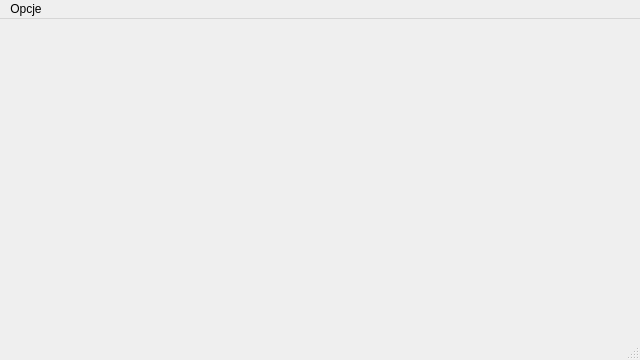
Tmroz21/Plane-Reservation-System, file mainwindow.ui: the form before one commit.
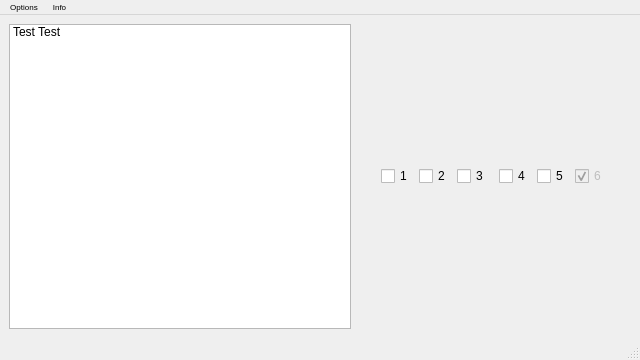
The form after the commit.

Commit message: initial main window added

The edit to the form file:
```diff
--- a/mainwindow.ui
+++ b/mainwindow.ui
@@ -10,25 +10,180 @@
     <height>360</height>
    </rect>
   </property>
+  <property name="sizePolicy">
+   <sizepolicy hsizetype="Fixed" vsizetype="Fixed">
+    <horstretch>0</horstretch>
+    <verstretch>0</verstretch>
+   </sizepolicy>
+  </property>
+  <property name="minimumSize">
+   <size>
+    <width>640</width>
+    <height>360</height>
+   </size>
+  </property>
   <property name="windowTitle">
    <string>MainWindow</string>
   </property>
-  <widget class="QWidget" name="centralwidget"/>
+  <widget class="QWidget" name="centralwidget">
+   <layout class="QHBoxLayout" name="horizontalLayout_2" stretch="5,4">
+    <item>
+     <widget class="QListWidget" name="listWidget">
+      <item>
+       <property name="text">
+        <string>Test Test</string>
+       </property>
+      </item>
+     </widget>
+    </item>
+    <item>
+     <layout class="QGridLayout" name="gridLayout_3">
+      <item row="0" column="2">
+       <widget class="QCheckBox" name="checkBox_2">
+        <property name="text">
+         <string>2</string>
+        </property>
+       </widget>
+      </item>
+      <item row="0" column="7">
+       <widget class="QCheckBox" name="checkBox_6">
+        <property name="enabled">
+         <bool>false</bool>
+        </property>
+        <property name="text">
+         <string>6</string>
+        </property>
+        <property name="checked">
+         <bool>true</bool>
+        </property>
+        <property name="tristate">
+         <bool>false</bool>
+        </property>
+       </widget>
+      </item>
+      <item row="0" column="6">
+       <widget class="QCheckBox" name="checkBox_5">
+        <property name="text">
+         <string>5</string>
+        </property>
+        <property name="checked">
+         <bool>false</bool>
+        </property>
+        <property name="tristate">
+         <bool>false</bool>
+        </property>
+       </widget>
+      </item>
+      <item row="0" column="1">
+       <widget class="QCheckBox" name="checkBox">
+        <property name="text">
+         <string>1</string>
+        </property>
+       </widget>
+      </item>
+      <item row="0" column="0">
+       <spacer name="horizontalSpacer_2">
+        <property name="orientation">
+         <enum>Qt::Horizontal</enum>
+        </property>
+        <property name="sizeHint" stdset="0">
+         <size>
+          <width>40</width>
+          <height>20</height>
+         </size>
+        </property>
+       </spacer>
+      </item>
+      <item row="0" column="3">
+       <widget class="QCheckBox" name="checkBox_3">
+        <property name="text">
+         <string>3</string>
+        </property>
+       </widget>
+      </item>
+      <item row="0" column="4">
+       <spacer name="horizontalSpacer">
+        <property name="orientation">
+         <enum>Qt::Horizontal</enum>
+        </property>
+        <property name="sizeHint" stdset="0">
+         <size>
+          <width>20</width>
+          <height>20</height>
+         </size>
+        </property>
+       </spacer>
+      </item>
+      <item row="0" column="5">
+       <widget class="QCheckBox" name="checkBox_4">
+        <property name="text">
+         <string>4</string>
+        </property>
+       </widget>
+      </item>
+      <item row="0" column="8">
+       <spacer name="horizontalSpacer_3">
+        <property name="orientation">
+         <enum>Qt::Horizontal</enum>
+        </property>
+        <property name="sizeHint" stdset="0">
+         <size>
+          <width>40</width>
+          <height>20</height>
+         </size>
+        </property>
+       </spacer>
+      </item>
+     </layout>
+    </item>
+   </layout>
+  </widget>
   <widget class="QMenuBar" name="menubar">
    <property name="geometry">
     <rect>
      <x>0</x>
      <y>0</y>
      <width>640</width>
-     <height>17</height>
+     <height>13</height>
     </rect>
    </property>
+   <property name="font">
+    <font>
+     <pointsize>6</pointsize>
+    </font>
+   </property>
+   <property name="toolTip">
+    <string notr="true"/>
+   </property>
+   <property name="statusTip">
+    <string notr="true"/>
+   </property>
+   <property name="whatsThis">
+    <string notr="true"/>
+   </property>
+   <property name="accessibleName">
+    <string notr="true"/>
+   </property>
+   <property name="accessibleDescription">
+    <string notr="true"/>
+   </property>
+   <property name="locale">
+    <locale language="English" country="UnitedStates"/>
+   </property>
    <widget class="QMenu" name="menuOpcje">
     <property name="title">
-     <string>Opcje</string>
+     <string>Options</string>
+    </property>
+    <addaction name="actionMain"/>
+    <addaction name="actionAdd_flight"/>
+   </widget>
+   <widget class="QMenu" name="menuInfo">
+    <property name="title">
+     <string>Info</string>
     </property>
    </widget>
    <addaction name="menuOpcje"/>
+   <addaction name="menuInfo"/>
   </widget>
   <widget class="QStatusBar" name="statusbar"/>
  </widget>
```
Left out of the diff: 23 changed lines with no effect on the pictures.
